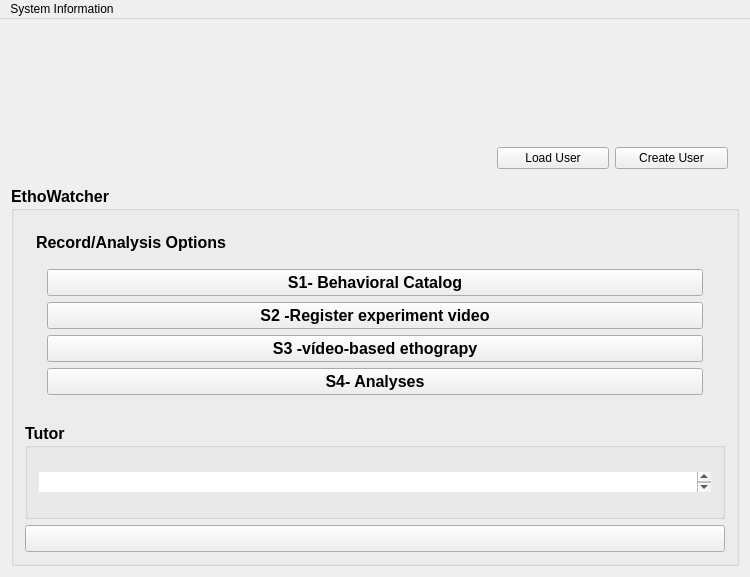
EthoWatcher/ethowatcher, file src/ethowatcherinpi.ui: the form before one commit.
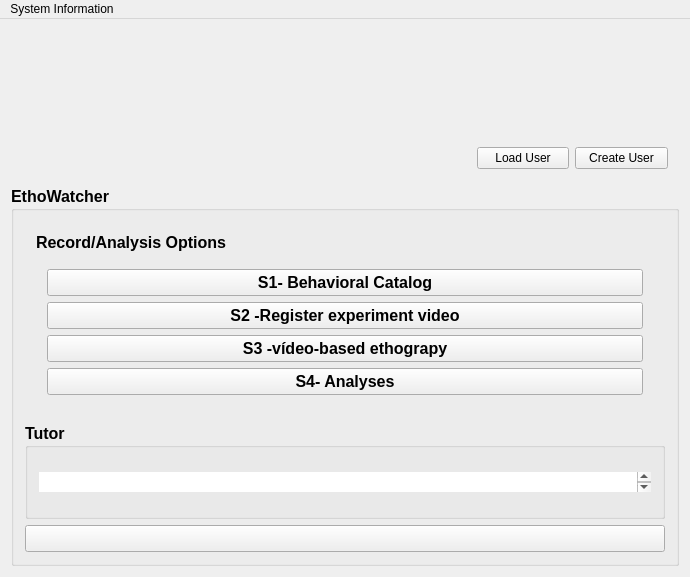
The form after the commit. Icons and pictures are not drawn.

The edit to the form file:
```diff
--- a/src/ethowatcherinpi.ui
+++ b/src/ethowatcherinpi.ui
@@ -6,7 +6,7 @@
    <rect>
     <x>0</x>
     <y>0</y>
-    <width>750</width>
+    <width>690</width>
     <height>577</height>
    </rect>
   </property>
@@ -48,7 +48,7 @@
       <property name="maximumSize">
        <size>
         <width>16777215</width>
-        <height>200</height>
+        <height>150</height>
        </size>
       </property>
       <property name="text">
@@ -402,7 +402,7 @@
     <rect>
      <x>0</x>
      <y>0</y>
-     <width>750</width>
+     <width>690</width>
      <height>21</height>
     </rect>
    </property>
```
